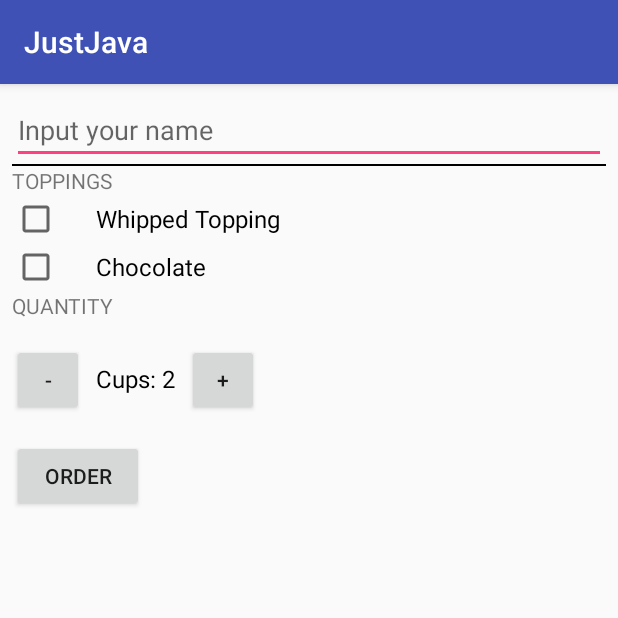
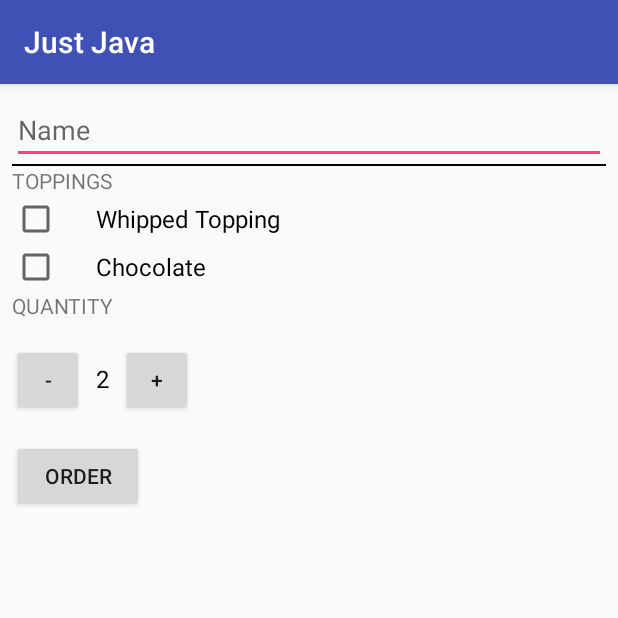
Before and after one commit to ChinaBackGo/JustJava, an Android app: the screen it shows after launch (MainActivity), after a tap on "ORDER", on a phone screen of 412 x 824 dp, the top half of it. Run offline under Robolectric (Android 15) with nearby library versions, the phone set to English and light mode, and no system bars.

Commit message:
Lesson 3B: Localization - localized all strings into strings.xml

```diff
--- a/app/src/main/java/com/android/example/justjava/MainActivity.java
+++ b/app/src/main/java/com/android/example/justjava/MainActivity.java
@@ -63,7 +63,7 @@ public class MainActivity extends AppCompatActivity {
 
         //Compose the message and send
         String message = createOrderSummary(price, isWhipped, isChocolate, name);
-        String subject = "JustJava order for " + name;
+        String subject = getString(R.string.order_subject, name);
         composeEmail(subject, message);
 
     }
@@ -73,7 +73,7 @@ public class MainActivity extends AppCompatActivity {
     */
     private void update () {
         TextView quantityTextView = (TextView) findViewById(R.id.quantity_text_view);
-        quantityTextView.setText("Cups: " + mQuantity);
+        quantityTextView.setText("" + mQuantity);
     }
 
     /**
@@ -99,19 +99,19 @@ public class MainActivity extends AppCompatActivity {
     /**
      * Method that creates an order summary
      * @param price of coffee
-     * @param isWhipped boolean value - has whipped cream been added?
+     * @param hasWhip boolean value - has whipped cream been added?
      * @param hasChocolate boolean value - has chocolate been added?
      * @param nameText String - order's name
      * @return message of order summary
      */
-    private String createOrderSummary(int price, boolean isWhipped, boolean hasChocolate, String nameText) {
+    private String createOrderSummary(int price, boolean hasWhip, boolean hasChocolate, String nameText) {
         String message;
-        message = "Name: " + nameText;
-        message += "\nWhip Added? " + isWhipped;
-        message += "\nHas Chocolate? " + hasChocolate;
-        message += "\nQuantity: " + mQuantity;
-        message += "\nTotal: " + NumberFormat.getCurrencyInstance().format(price);
-        message += "\nThanks";
+        message = getString(R.string.order_summary_name, nameText);
+        message += "\n" + getString(R.string.order_summary_whipped, hasWhip);
+        message += "\n" + getString(R.string.order_summary_chocolate, hasChocolate);
+        message += "\n" + getString(R.string.order_summary_quantity, mQuantity);
+        message += "\n" + getString(R.string.order_summary_total, NumberFormat.getCurrencyInstance().format(price));
+        message += "\n" + getString(R.string.thank_you);
         return message;
     }
 
--- a/app/src/main/res/layout/activity_main.xml
+++ b/app/src/main/res/layout/activity_main.xml
@@ -7,7 +7,7 @@
 
     <LinearLayout
         android:layout_width="match_parent"
-        android:layout_height="match_parent"
+        android:layout_height="wrap_content"
         android:orientation="vertical"
         android:padding="8dp">
 
@@ -16,7 +16,7 @@
             android:layout_width="match_parent"
             android:layout_height="wrap_content"
             android:inputType="textCapWords"
-            android:hint="Input your name"/>
+            android:hint="@string/name"/>
         <View
             android:layout_width="match_parent"
             android:layout_height="1dp"
@@ -24,7 +24,7 @@
         <TextView
             android:layout_width="match_parent"
             android:layout_height="wrap_content"
-            android:text="Toppings"
+            android:text="@string/toppings"
             android:textAllCaps="true" />
 
         <CheckBox
@@ -32,20 +32,20 @@
             android:layout_width="wrap_content"
             android:layout_height="wrap_content"
             android:paddingLeft="24dp"
-            android:text="Whipped Topping"
+            android:text="@string/whipped_topping"
             android:textSize="16sp" />
         <CheckBox
             android:id="@+id/chocolate_topping_checkbox"
             android:layout_width="wrap_content"
             android:layout_height="wrap_content"
             android:paddingLeft="24dp"
-            android:text="Chocolate"
+            android:text="@string/chocolate"
             android:textSize="16sp" />
 
         <TextView
             android:layout_width="wrap_content"
             android:layout_height="wrap_content"
-            android:text="Quantity"
+            android:text="@string/quantity"
             android:textAllCaps="true" />
 
         <LinearLayout
@@ -58,14 +58,14 @@
                 android:layout_height="48dp"
                 android:layout_marginRight="8dp"
                 android:onClick="decrement"
-                android:text="-" />
+                android:text="@string/decrement_sign" />
 
             <TextView
                 android:id="@+id/quantity_text_view"
                 android:layout_width="wrap_content"
                 android:layout_height="wrap_content"
                 android:layout_marginRight="8dp"
-                android:text="2"
+                android:text="@string/default_order_quantity"
                 android:textColor="@android:color/black"
                 android:textSize="16sp" />
 
@@ -73,7 +73,7 @@
                 android:layout_width="48dp"
                 android:layout_height="48dp"
                 android:onClick="increment"
-                android:text="+" />
+                android:text="@string/increment_sign" />
 
 
         </LinearLayout>
@@ -83,7 +83,7 @@
             android:layout_height="wrap_content"
             android:layout_marginTop="16dp"
             android:onClick="submitOrder"
-            android:text="Order" />
+            android:text="@string/order" />
 
     </LinearLayout>
 </ScrollView>
--- a/app/src/main/res/values/strings.xml
+++ b/app/src/main/res/values/strings.xml
@@ -1,3 +1,23 @@
-<resources>
-    <string name="app_name">JustJava</string>
+<resources xmlns:xliff="urn:oasis:names:tc:xliff:document:1.2">
+    <!-- Title for the application. [CHAR LIMIT=12] -->
+    <string name="app_name">Just Java</string>
+    <string name="name">Name</string>
+    <string name="toppings">Toppings</string>
+    <string name="whipped_topping">Whipped Topping</string>
+    <string name="chocolate">Chocolate</string>
+    <string name="quantity">Quantity</string>
+    <string name="order">Order</string>
+    <string name="default_order_quantity">2</string>
+    <string name="decrement_sign">-</string>
+    <string name="increment_sign">+</string>
+
+    <string name="thank_you">Thank You</string>
+
+    <string name="order_summary_name">Name: <xliff:g id="nameText" example="Bob">%s</xliff:g></string>
+    <string name="order_subject">Just Java order for: <xliff:g id="name" example="Bob">%s</xliff:g></string>
+    <string name="order_summary_chocolate">Has chocolate?: <xliff:g id="hasChocolate" exmaple="false">%b</xliff:g></string>
+    <string name="order_summary_whipped">Has whip?: <xliff:g id="hasWhip" exmaple="false">%b</xliff:g></string>
+    <string name="order_summary_total">Total: <xliff:g id="price" exmaple="$1.00">%s</xliff:g></string>
+    <string name="order_summary_quantity">Quantity: <xliff:g id="mQuantity" exmaple="5">%d</xliff:g></string>
+
 </resources>
```
